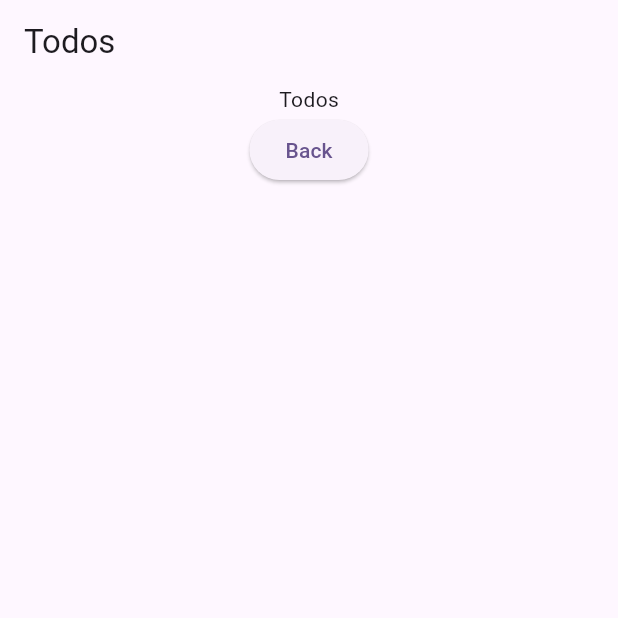
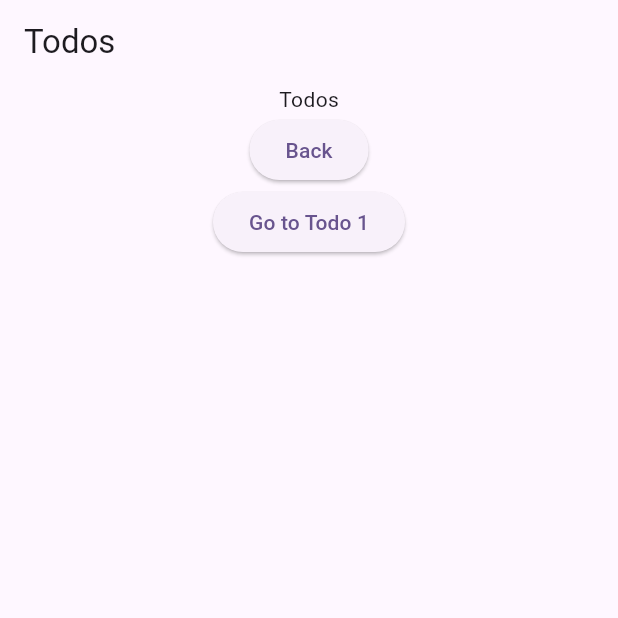
Before and after one commit to TX-Phuc-d8m7/flutter-riverpod-project, a Flutter app: the TodosPage screen opened directly, on a phone screen of 412 x 824 dp, the top half of it. Run offline on Flutter 3.47's test engine with Material 3 defaults, Android fonts, the phone set to English and light mode, and no system bars; our stand-ins replace dio, equatable, flutter_riverpod, freezed_annotation, riverpod_annotation; generated files the repository leaves out were written again.

Commit message:
Daily Commit

```diff
--- a/state_notifier_provider/lib/pages/todos_page.dart
+++ b/state_notifier_provider/lib/pages/todos_page.dart
@@ -17,6 +17,12 @@ class TodosPage extends ConsumerWidget {
             },
             child: const Text('Back'),
           ),
+          ElevatedButton(
+            onPressed: () {
+              Navigator.of(context).pushNamed('/todos/1');
+            },
+            child: const Text('Go to Todo 1'),
+          ),
         ],
       ),
     );
```
